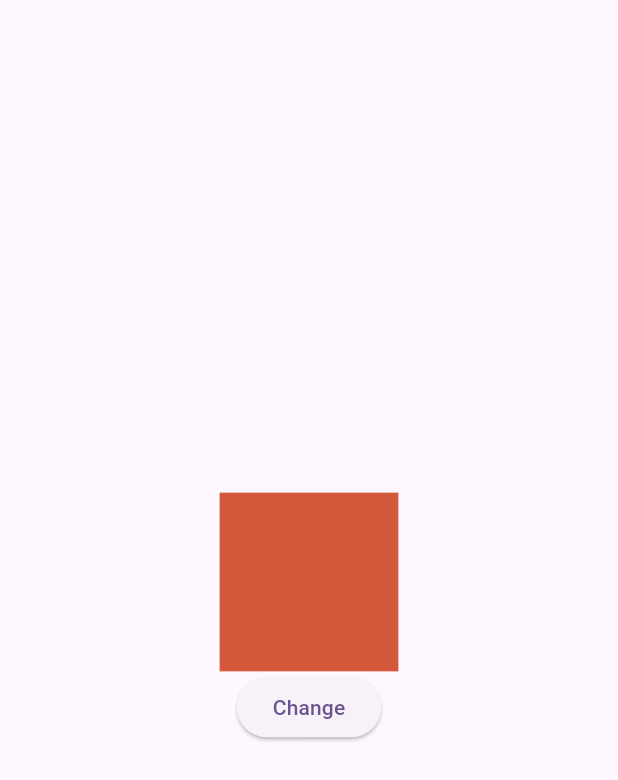
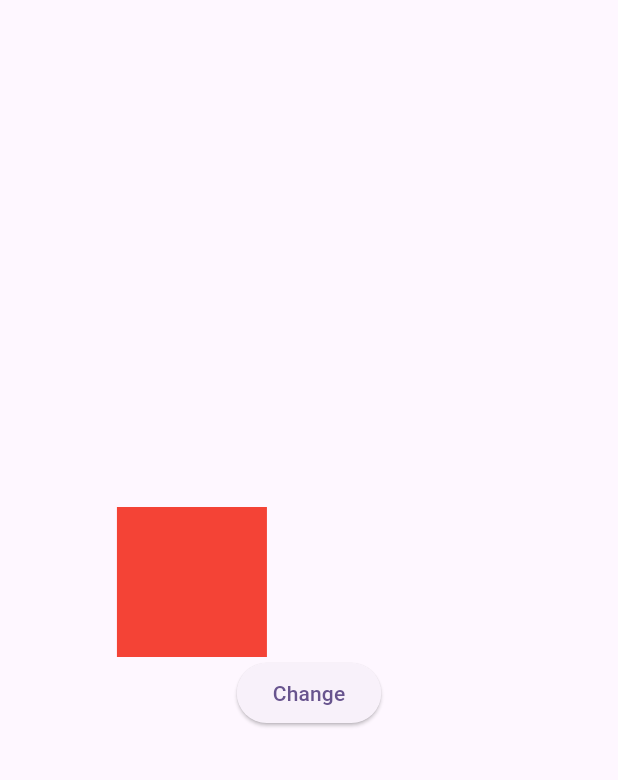
Before and after one commit to alsyedsophy/animation-course, a Flutter app: the screen it shows after launch, after a tap on "Change", on a phone screen of 412 x 824 dp. Shown: the top 780 px of the screen. Run offline on Flutter 3.47's test engine with Material 3 defaults, Android fonts, the light colour scheme and no system bars.

Commit message:
Learning Animated Opacity and Animated Align

```diff
--- /dev/null
+++ b/lib/animated_foo_widget/animated_foo_align.dart
@@ -0,0 +1,44 @@
+import 'package:flutter/material.dart';
+
+class AnimatedFooAlign extends StatefulWidget {
+  const new({super.key});
+
+  @override
+  State<AnimatedFooAlign> createState() => _AnimatedFooAlignState();
+}
+
+class _AnimatedFooAlignState extends State<AnimatedFooAlign> {
+  AlignmentGeometry alignment = Alignment.centerRight;
+
+  void change() {
+    if (alignment != Alignment.centerRight) {
+      setState(() {
+        alignment = Alignment.centerRight;
+      });
+    } else {
+      setState(() {
+        alignment = Alignment.centerLeft;
+      });
+    }
+  }
+
+  @override
+  Widget build(BuildContext context) {
+    return Scaffold(
+      body: Center(
+        child: Column(
+          mainAxisAlignment: MainAxisAlignment.center,
+          children: [
+            AnimatedAlign(
+              duration: Duration(seconds: 2),
+              curve: Curves.bounceOut,
+              alignment: alignment,
+              child: Container(width: 100, height: 100, color: Colors.red),
+            ),
+            ElevatedButton(onPressed: change, child: Text("Change")),
+          ],
+        ),
+      ),
+    );
+  }
+}
--- /dev/null
+++ b/lib/app.dart
@@ -0,0 +1,3 @@
+export 'package:animations_full_course/animated_foo_widget/animated_foo_container.dart';
+export 'package:animations_full_course/animated_foo_widget/animated_foo_opacity.dart';
+export 'package:animations_full_course/animated_foo_widget/animated_foo_align.dart';
--- a/lib/main.dart
+++ b/lib/main.dart
@@ -1,4 +1,4 @@
-import 'package:animations_full_course/animated_foo_widget/animated_foo_container.dart';
+import 'package:animations_full_course/app.dart';
 import 'package:animations_full_course/home_page.dart';
 import 'package:flutter/material.dart';
 
@@ -15,7 +15,7 @@ class MyApp extends StatelessWidget {
     return MaterialApp(
       title: 'Animation',
       theme: ThemeData(colorScheme: .fromSeed(seedColor: Colors.deepPurple)),
-      home: HomePage(widget: AnimatedFooContainer()),
+      home: HomePage(widget: AnimatedFooAlign()),
     );
   }
 }
```
Also changed, not shown: lib/animated_foo_widget/animated_foo_opacity.dart (added, +45 -0 lines).
